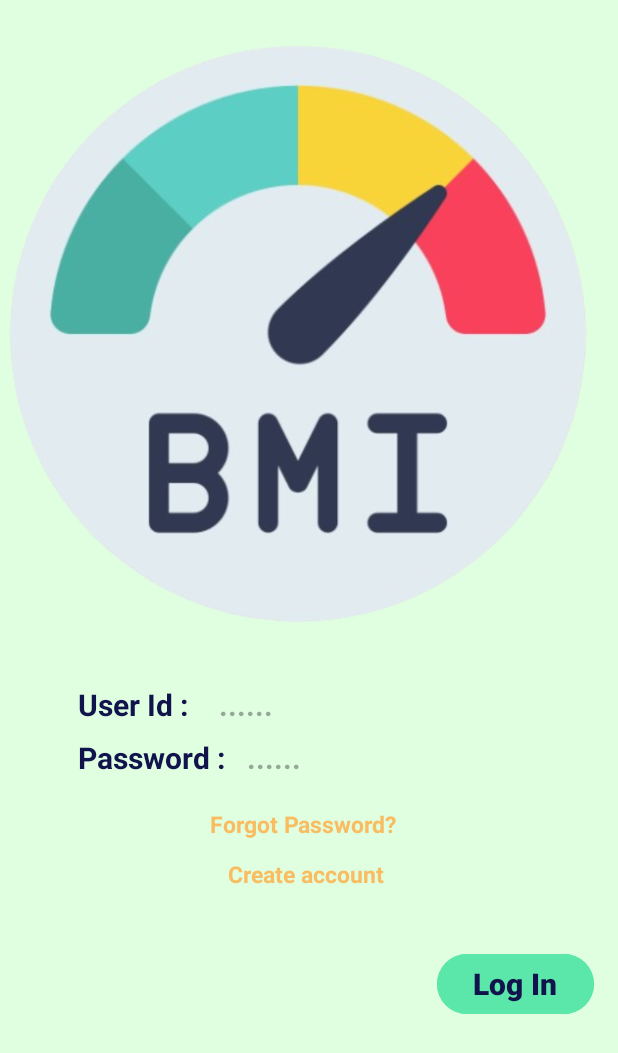
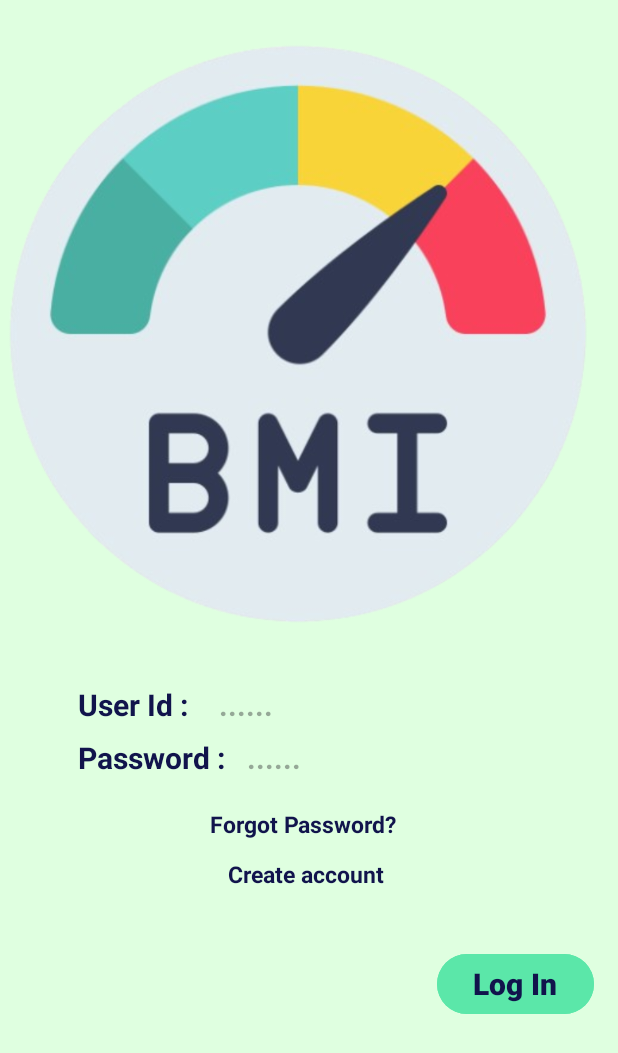
Before and after one commit to ForbiddenKiwis/AndroidFinalProject, an Android app: the screen it shows after launch (LoginActivity), on a phone screen of 412 x 824 dp. Shown: the top 1053 px of the screen. Run offline under Robolectric (Android 15) with nearby library versions, the phone set to English and light mode, and no system bars; our stand-ins replace Firebase (no records; nobody signed in at launch, a user with empty details on screens opened directly).

Commit message:
login design changed

```diff
--- a/app/src/main/res/layout/activity_login.xml
+++ b/app/src/main/res/layout/activity_login.xml
@@ -63,7 +63,7 @@
         android:layout_marginTop="20dp"
         android:clickable="true"
         android:text="Forgot Password?"
-        android:textColor="@color/fontColor"
+        android:textColor="@color/mainFontColor"
         android:textSize="15sp"
         android:textStyle="bold"
         app:layout_constraintStart_toStartOf="parent"
@@ -77,7 +77,7 @@
         android:layout_marginTop="12dp"
         android:clickable="true"
         android:text="Create account"
-        android:textColor="@color/fontColor"
+        android:textColor="@color/mainFontColor"
         android:textSize="15sp"
         android:textStyle="bold"
         app:layout_constraintStart_toStartOf="parent"
```
